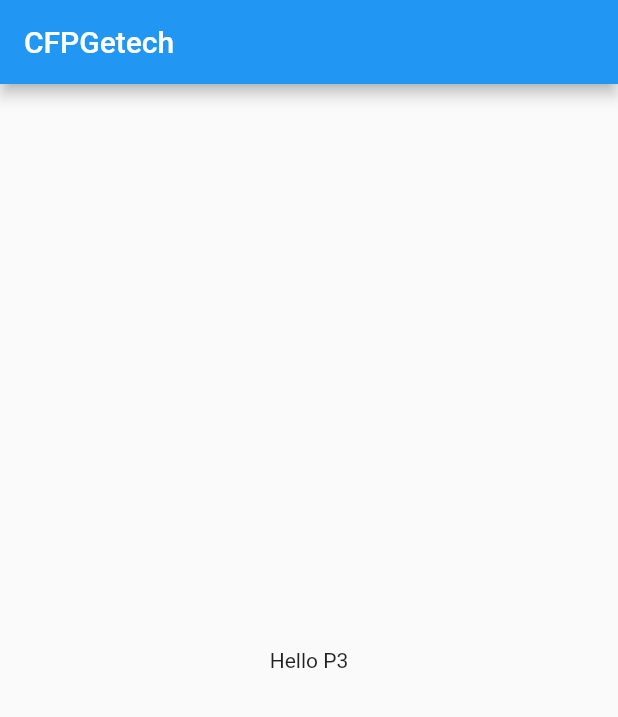
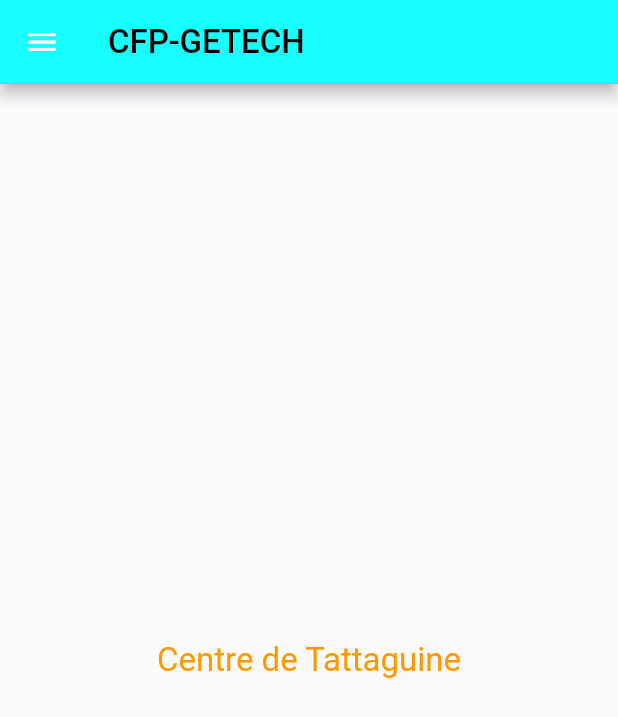
Before and after one commit to aissata0315/Flutter_CFP, a Flutter app: the screen it shows after launch, on a phone screen of 412 x 824 dp. Shown: the top 717 px of the screen. Run offline on Flutter 3.47's test engine with Material 2 defaults, Android fonts, the phone set to English and light mode, and no system bars; Roboto replaces fonts that are missing (times New Roman).

Commit message:
architecture et redirection

```diff
--- a/lib/main.dart
+++ b/lib/main.dart
@@ -1,136 +1,271 @@
+import 'package:cfpgetech/Candidature.dart';
+import 'package:cfpgetech/Formation.dart';
 import 'package:flutter/material.dart';
-import 'package:english_words/english_words.dart';
+
+import 'Departement.dart';
 
 
-void main() {
-  runApp(MyApp());
-}
+
+void main()=>runApp(
+    new MaterialApp(
+      home: new MyApp(),
+      theme: ThemeData(
+        primarySwatch: Colors.blueGrey,
+        appBarTheme: AppBarTheme(
+            color: Colors.cyanAccent
+        ),
+      ),
+      debugShowCheckedModeBanner: false,
+    )
+);
 
 class MyApp extends StatelessWidget {
 
   @override
   Widget build(BuildContext context) {
-    return MaterialApp(
-      title: 'CFPGetech',
-      home: Scaffold(
-        appBar: AppBar(
-          title: Text('CFPGetech'),
-        ),
-        body: Center(
-          child: Text('Hello P3'),
-        ),
-      ),
-    );
-
-  /********************************************
-  // This widget is the root of your application.
-  @override
-  Widget build(BuildContext context) {
-    return MaterialApp(
-      title: 'Flutter Demo',
-      theme: ThemeData(
-        // This is the theme of your application.
-        //
-        // Try running your application with "flutter run". You'll see the
-        // application has a blue toolbar. Then, without quitting the app, try
-        // changing the primarySwatch below to Colors.green and then invoke
-        // "hot reload" (press "r" in the console where you ran "flutter run",
-        // or simply save your changes to "hot reload" in a Flutter IDE).
-        // Notice that the counter didn't reset back to zero; the application
-        // is not restarted.
-        primarySwatch: Colors.blue,
-        // This makes the visual density adapt to the platform that you run
-        // the app on. For desktop platforms, the controls will be smaller and
-        // closer together (more dense) than on mobile platforms.
-        visualDensity: VisualDensity.adaptivePlatformDensity,
-      ),
-      home: MyHomePage(title: 'Flutter Demo Home Page'),
-    );
-    *****************************************/
-  }
-}
-
-class MyHomePage extends StatefulWidget {
-  MyHomePage({Key key, this.title}) : super(key: key);
-
-  // This widget is the home page of your application. It is stateful, meaning
-  // that it has a State object (defined below) that contains fields that affect
-  // how it looks.
-
-  // This class is the configuration for the state. It holds the values (in this
-  // case the title) provided by the parent (in this case the App widget) and
-  // used by the build method of the State. Fields in a Widget subclass are
-  // always marked "final".
-
-  final String title;
-
-  @override
-  _MyHomePageState createState() => _MyHomePageState();
-}
-
-class _MyHomePageState extends State<MyHomePage> {
-  int _counter = 0;
-
-  void _incrementCounter() {
-    setState(() {
-      // This call to setState tells the Flutter framework that something has
-      // changed in this State, which causes it to rerun the build method below
-      // so that the display can reflect the updated values. If we changed
-      // _counter without calling setState(), then the build method would not be
-      // called again, and so nothing would appear to happen.
-      _counter++;
-    });
-  }
-
-  @override
-  Widget build(BuildContext context) {
-    // This method is rerun every time setState is called, for instance as done
-    // by the _incrementCounter method above.
-    //
-    // The Flutter framework has been optimized to make rerunning build methods
-    // fast, so that you can just rebuild anything that needs updating rather
-    // than having to individually change instances of widgets.
     return Scaffold(
       appBar: AppBar(
-        // Here we take the value from the MyHomePage object that was created by
-        // the App.build method, and use it to set our appbar title.
-        title: Text(widget.title),
+        title: Text("CFP-GETECH",style: TextStyle(
+          color: Colors.black, fontFamily: 'times New Roman',fontSize: 22,
+        )),
       ),
       body: Center(
-        // Center is a layout widget. It takes a single child and positions it
-        // in the middle of the parent.
-        child: Column(
-          // Column is also a layout widget. It takes a list of children and
-          // arranges them vertically. By default, it sizes itself to fit its
-          // children horizontally, and tries to be as tall as its parent.
-          //
-          // Invoke "debug painting" (press "p" in the console, choose the
-          // "Toggle Debug Paint" action from the Flutter Inspector in Android
-          // Studio, or the "Toggle Debug Paint" command in Visual Studio Code)
-          // to see the wireframe for each widget.
-          //
-          // Column has various properties to control how it sizes itself and
-          // how it positions its children. Here we use mainAxisAlignment to
-          // center the children vertically; the main axis here is the vertical
-          // axis because Columns are vertical (the cross axis would be
-          // horizontal).
-          mainAxisAlignment: MainAxisAlignment.center,
-          children: <Widget>[
-            Text(
-              'You have pushed the button this many times:',
+        child: Text("Centre de Tattaguine",style: TextStyle(
+            color: Colors.orange, fontFamily: 'times New Roman',fontSize: 22
+        ),),
+      ),
+      drawer: Drawer(
+        child: ListView(
+          padding: EdgeInsets.zero,
+          children:  <Widget>[
+            DrawerHeader(
+              child: Center(
+                child: CircleAvatar(
+                  backgroundImage: AssetImage(""),
+                  radius: 50,
+                ),
+              ),
+              decoration: BoxDecoration(
+                color: Colors.cyanAccent,
+              ),
             ),
-            Text(
-              '$_counter',
-              style: Theme.of(context).textTheme.headline4,
+            ListTile(
+              trailing: Icon(Icons.arrow_right),
+              leading: Icon(Icons.account_circle),
+              title: Text('Profile'),
+              // onTap: (){
+              //   Navigator.pop(context);
+              //   Navigator.push(context, MaterialPageRoute(
+              //       builder: (context)=> ProfilePage()
+              //   ));
+              // },
+            ),
+            ListTile(
+              trailing: Icon(Icons.arrow_right),
+              leading: Icon(Icons.dehaze),
+              title: Text('Departements'),
+               onTap: () {
+               Navigator.pop(context);
+               Navigator.push(context, MaterialPageRoute(
+                   builder: (context) => Departement()
+                ));
+               },
+            ),
+            ListTile(
+              trailing: Icon(Icons.arrow_right),
+              leading: Icon(Icons.dehaze),
+              title: Text('Formations'),
+              onTap: () {
+                Navigator.pop(context);
+                Navigator.push(context, MaterialPageRoute(
+                    builder: (context) => Formation()
+                ));
+              },
+            ),
+            ListTile(
+              trailing: Icon(Icons.arrow_right),
+              leading: Icon(Icons.school),
+              title: Text('Candidature'),
+              onTap: () {
+                Navigator.pop(context);
+                Navigator.push(context, MaterialPageRoute(
+                    builder: (context) => Candidature()
+                ));
+              },
             ),
           ],
         ),
       ),
-      floatingActionButton: FloatingActionButton(
-        onPressed: _incrementCounter,
-        tooltip: 'Increment',
-        child: Icon(Icons.add),
-      ), // This trailing comma makes auto-formatting nicer for build methods.
     );
   }
 }
+
+
+
+
+
+
+
+
+
+
+
+
+
+
+
+
+
+
+
+
+
+
+
+
+
+
+
+
+
+
+
+
+
+
+
+
+
+
+
+
+
+
+
+
+
+
+
+
+
+
+
+
+
+
+
+
+
+
+//   /********************************************
+//   // This widget is the root of your application.
+//   @override
+//   Widget build(BuildContext context) {
+//     return MaterialApp(
+//       title: 'Flutter Demo',
+//       theme: ThemeData(
+//         // This is the theme of your application.
+//         //
+//         // Try running your application with "flutter run". You'll see the
+//         // application has a blue toolbar. Then, without quitting the app, try
+//         // changing the primarySwatch below to Colors.green and then invoke
+//         // "hot reload" (press "r" in the console where you ran "flutter run",
+//         // or simply save your changes to "hot reload" in a Flutter IDE).
+//         // Notice that the counter didn't reset back to zero; the application
+//         // is not restarted.
+//         primarySwatch: Colors.blue,
+//         // This makes the visual density adapt to the platform that you run
+//         // the app on. For desktop platforms, the controls will be smaller and
+//         // closer together (more dense) than on mobile platforms.
+//         visualDensity: VisualDensity.adaptivePlatformDensity,
+//       ),
+//       home: MyHomePage(title: 'Flutter Demo Home Page'),
+//     );
+//     *****************************************/
+//   }
+// }
+//
+// class MyHomePage extends StatefulWidget {
+//   MyHomePage({Key key, this.title}) : super(key: key);
+//
+//   // This widget is the home page of your application. It is stateful, meaning
+//   // that it has a State object (defined below) that contains fields that affect
+//   // how it looks.
+//
+//   // This class is the configuration for the state. It holds the values (in this
+//   // case the title) provided by the parent (in this case the App widget) and
+//   // used by the build method of the State. Fields in a Widget subclass are
+//   // always marked "final".
+//
+//   final String title;
+//
+//   @override
+//   _MyHomePageState createState() => _MyHomePageState();
+// }
+//
+// class _MyHomePageState extends State<MyHomePage> {
+//   int _counter = 0;
+//
+//   void _incrementCounter() {
+//     setState(() {
+//       // This call to setState tells the Flutter framework that something has
+//       // changed in this State, which causes it to rerun the build method below
+//       // so that the display can reflect the updated values. If we changed
+//       // _counter without calling setState(), then the build method would not be
+//       // called again, and so nothing would appear to happen.
+//       _counter++;
+//     });
+//   }
+//
+//   @override
+//   Widget build(BuildContext context) {
+//     // This method is rerun every time setState is called, for instance as done
+//     // by the _incrementCounter method above.
+//     //
+//     // The Flutter framework has been optimized to make rerunning build methods
+//     // fast, so that you can just rebuild anything that needs updating rather
+//     // than having to individually change instances of widgets.
+//     return Scaffold(
+//       appBar: AppBar(
+//         // Here we take the value from the MyHomePage object that was created by
+//         // the App.build method, and use it to set our appbar title.
+//         title: Text(widget.title),
+//       ),
+//       body: Center(
+//         // Center is a layout widget. It takes a single child and positions it
+//         // in the middle of the parent.
+//         child: Column(
+//           // Column is also a layout widget. It takes a list of children and
+//           // arranges them vertically. By default, it sizes itself to fit its
+//           // children horizontally, and tries to be as tall as its parent.
+//           //
+//           // Invoke "debug painting" (press "p" in the console, choose the
+//           // "Toggle Debug Paint" action from the Flutter Inspector in Android
+//           // Studio, or the "Toggle Debug Paint" command in Visual Studio Code)
+//           // to see the wireframe for each widget.
+//           //
+//           // Column has various properties to control how it sizes itself and
+//           // how it positions its children. Here we use mainAxisAlignment to
+//           // center the children vertically; the main axis here is the vertical
+//           // axis because Columns are vertical (the cross axis would be
+//           // horizontal).
+//           mainAxisAlignment: MainAxisAlignment.center,
+//           children: <Widget>[
+//             Text(
+//               'You have pushed the button this many times:',
+//             ),
+//             Text(
+//               '$_counter',
+//               style: Theme.of(context).textTheme.headline4,
+//             ),
+//           ],
+//         ),
+//       ),
+//       floatingActionButton: FloatingActionButton(
+//         onPressed: _incrementCounter,
+//         tooltip: 'Increment',
+//         child: Icon(Icons.add),
+//       ), // This trailing comma makes auto-formatting nicer for build methods.
+//     );
+//   }
+// }
```
Also changed, not shown: lib/Candidature.dart (added, +20 -0 lines), lib/Departement.dart (added, +20 -0 lines), lib/Formation.dart (added, +20 -0 lines), pubspec.lock.
